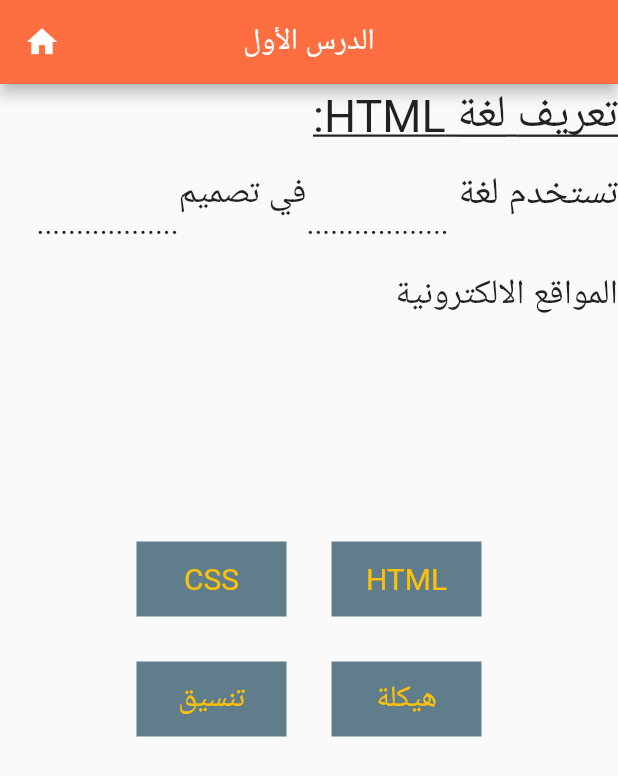
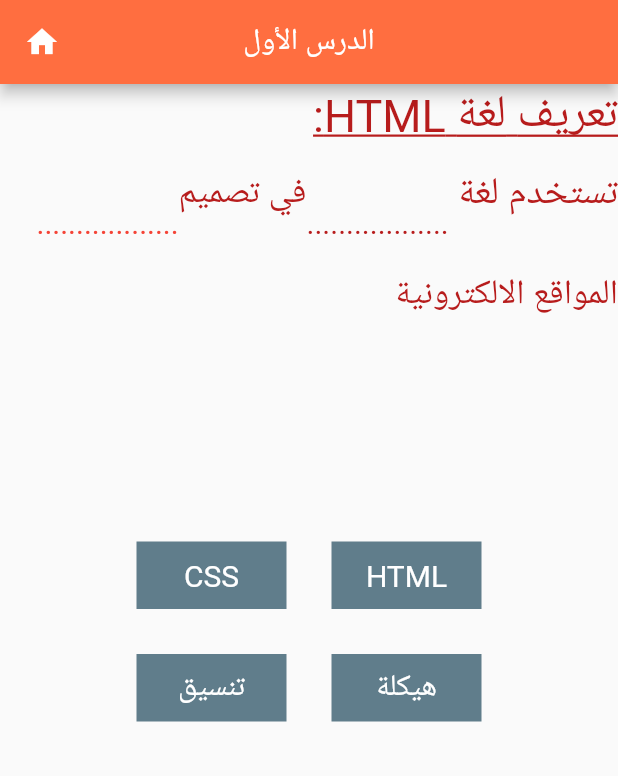
Before and after one commit to AnasKhaled1876/Intro-to-HTML, a Flutter app: the FirstLessonPage screen opened directly, on a phone screen of 412 x 824 dp. Shown: the top 776 px of the screen. Run offline on Flutter 3.47's test engine with Material 2 defaults, Android fonts, the phone set to English and light mode, and no system bars; our stand-ins replace cloud_firestore, firebase_core, sqflite, youtube_player_flutter; accounts and stored records are empty.

Commit message:
Managed App Route buttons and text colors

```diff
--- a/lib/first_lesson_page.dart
+++ b/lib/first_lesson_page.dart
@@ -1,5 +1,6 @@
 import 'package:flutter/material.dart';
 import 'package:intro_to_html/main_page.dart';
+import 'package:intro_to_html/second_lesson.dart';
 import 'package:youtube_player_flutter/youtube_player_flutter.dart';
 
 import 'home_page.dart';
@@ -13,7 +14,7 @@ class FirstLessonPage extends StatefulWidget {
 
 class _FirstLessonPageState extends State<FirstLessonPage> {
   String answer1 = "", answer2 = "";
-  bool finished = false, next=false;
+  bool finished = false, next = false;
 
   @override
   Widget build(BuildContext context) {
@@ -33,14 +34,16 @@ class _FirstLessonPageState extends State<FirstLessonPage> {
       body: Column(
         crossAxisAlignment: CrossAxisAlignment.start,
         children: [
-          const Align(
+          Align(
             alignment: Alignment.centerRight,
             child: Text(
               "تعريف لغة HTML:",
               textAlign: TextAlign.center,
               textDirection: TextDirection.rtl,
               style: TextStyle(
-                  decoration: TextDecoration.underline, fontSize: 30.0),
+                  decoration: TextDecoration.underline,
+                  fontSize: 30.0,
+                  color: Colors.red[900]),
             ),
           ),
           Row(
@@ -49,11 +52,10 @@ class _FirstLessonPageState extends State<FirstLessonPage> {
               Column(
                 children: <Widget>[
                   DragTarget<String>(
-                    onAccept: (data) => setState(() async{
+                    onAccept: (data) => setState(() {
                       answer2 = data;
                       if (answer1 == "HTML" && answer2 == "هيكلة") {
                         finished = true;
-                        await Future.delayed(const Duration(seconds: 2));
                       }
                     }),
                     builder: (context, _, __) => SizedBox(
@@ -69,28 +71,27 @@ class _FirstLessonPageState extends State<FirstLessonPage> {
                     alignment: Alignment.centerRight,
                     child: Text(
                       "..................",
-                      style: TextStyle(fontSize: 20.0),
+                      style: TextStyle(fontSize: 20.0, color: Colors.red),
                     ),
                   ),
                 ],
               ),
-              const Align(
+              Align(
                 alignment: Alignment.centerRight,
                 child: Text(
                   "في تصميم",
                   textAlign: TextAlign.right,
                   textDirection: TextDirection.rtl,
-                  style: TextStyle(fontSize: 23.0),
+                  style: TextStyle(fontSize: 23.0, color: Colors.red[900]),
                 ),
               ),
               Column(
                 children: <Widget>[
                   DragTarget<String>(
-                    onAccept: (data) => setState(() async{
+                    onAccept: (data) => setState(() {
                       answer1 = data;
                       if (answer1 == "HTML" && answer2 == "هيكلة") {
                         finished = true;
-                        await Future.delayed(const Duration(seconds: 2));
                       }
                     }),
                     builder: (context, _, __) => SizedBox(
@@ -102,21 +103,22 @@ class _FirstLessonPageState extends State<FirstLessonPage> {
                       ),
                     ),
                   ),
-                  const Align(
+                  Align(
                       alignment: Alignment.centerRight,
                       child: Text(
                         "..................",
-                        style: TextStyle(fontSize: 20.0),
+                        style:
+                            TextStyle(fontSize: 20.0, color: Colors.red[900]),
                       )),
                 ],
               ),
-              const Align(
+              Align(
                 alignment: Alignment.centerRight,
                 child: Text(
                   "تستخدم لغة ",
                   textAlign: TextAlign.right,
                   textDirection: TextDirection.rtl,
-                  style: TextStyle(fontSize: 25.0),
+                  style: TextStyle(fontSize: 25.0, color: Colors.red[900]),
                 ),
               ),
             ],
@@ -124,11 +126,11 @@ class _FirstLessonPageState extends State<FirstLessonPage> {
           const SizedBox(
             height: 20,
           ),
-          const Align(
+          Align(
             alignment: Alignment.bottomRight,
             child: Text(
               "المواقع الالكترونية",
-              style: TextStyle(fontSize: 23.0),
+              style: TextStyle(fontSize: 23.0, color: Colors.red[900]),
             ),
           ),
           const SizedBox(height: 150),
@@ -152,12 +154,32 @@ class _FirstLessonPageState extends State<FirstLessonPage> {
             ],
           ),
           const SizedBox(height: 60.0),
-          if(finished)
+          if (finished)
             const Center(
               child: Icon(
                 Icons.check_circle,
                 size: 50,
                 color: Colors.green,
+              ),
+            ),
+          const SizedBox(
+            height: 20,
+          ),
+          if (finished)
+            Center(
+              child: ElevatedButton(
+                onPressed: () {
+                  Navigator.push(
+                      context,
+                      MaterialPageRoute(
+                          builder: (context) => const LessonTwoStudy()));
+                },
+                style: ElevatedButton.styleFrom(
+                    primary: Colors.black, minimumSize: const Size(300, 60)),
+                child: const Text(
+                  "التالي",
+                  style: TextStyle(fontSize: 20),
+                ),
               ),
             )
         ],
@@ -190,19 +212,20 @@ class MatchItem extends StatelessWidget {
     return Container(
       color: Colors.blueGrey,
       width: 100,
-      height: 50,
+      height: 45,
       child: Center(
           child: Text(
         item,
         style: const TextStyle(
-            fontSize: 20.0,decoration: TextDecoration.none, color: Colors.amber),
+            fontSize: 20.0,
+            decoration: TextDecoration.none,
+            color: Colors.white),
       )),
     );
   }
 
   MatchItem(this.item, {Key? key}) : super(key: key);
 }
-
 
 class Lesson extends StatelessWidget {
   const Lesson({Key? key}) : super(key: key);
@@ -240,10 +263,15 @@ class Lesson extends StatelessWidget {
               progressIndicatorColor: Colors.red,
             ),
           ),
-          const SizedBox(height: 60,),
+          const SizedBox(
+            height: 60,
+          ),
           ElevatedButton(
             onPressed: () {
-              Navigator.push(context, MaterialPageRoute(builder: (context) => const FirstLessonPage()));
+              Navigator.push(
+                  context,
+                  MaterialPageRoute(
+                      builder: (context) => const FirstLessonPage()));
             },
             style: ElevatedButton.styleFrom(
                 primary: Colors.black, minimumSize: const Size(300, 60)),
--- a/lib/main.dart
+++ b/lib/main.dart
@@ -29,7 +29,7 @@ class MyApp extends StatelessWidget {
     Intl.defaultLocale = 'ar';
     return const MaterialApp(
 
-      home: LessonThreeStudy(),
+      home: IntroPage(),
     );
   }
 }
```
Also changed, not shown: lib/lessons_page.dart (+36 -19 lines), lib/second_lesson.dart (+51 -13 lines), lib/third_lesson_page.dart (+27 -2 lines). Lines whose indentation alone changed are shown as unchanged.
